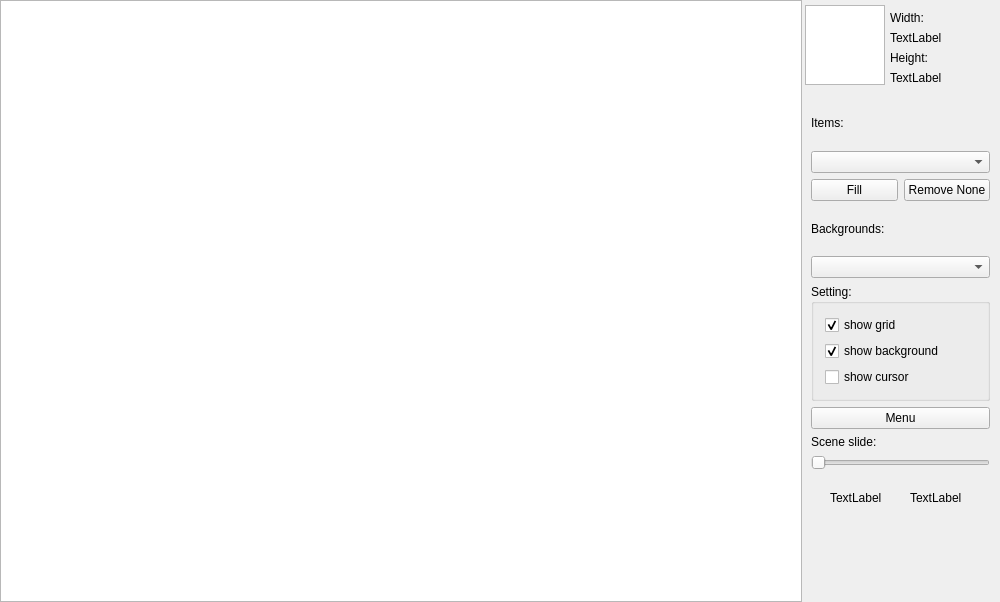
This is mainwindow.ui in Vazzi/Stalker-Editor as Qt 5 draws it before an edit. The edited form follows.
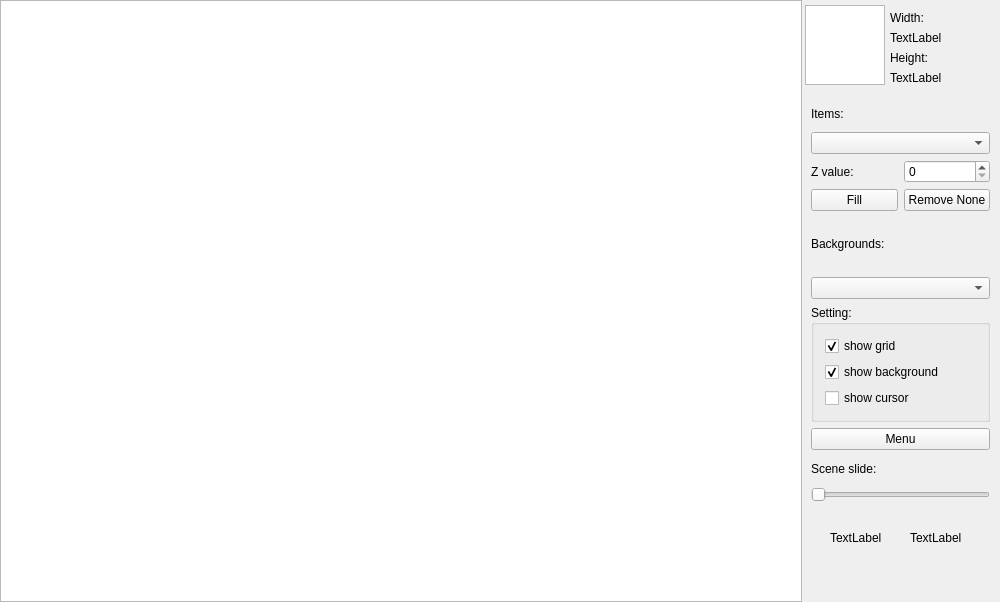
This is the edited form.

Commit message: shift rectangle negative values fix

The edit to the form file:
```diff
--- a/mainwindow.ui
+++ b/mainwindow.ui
@@ -172,7 +172,7 @@
       <x>800</x>
       <y>90</y>
       <width>201</width>
-      <height>391</height>
+      <height>423</height>
      </rect>
     </property>
     <layout class="QVBoxLayout" name="verticalLayout_6">
@@ -190,6 +190,24 @@
          <item>
           <widget class="QComboBox" name="comboBox"/>
          </item>
+         <item>
+          <layout class="QHBoxLayout" name="horizontalLayout_2">
+           <item>
+            <widget class="QLabel" name="label_6">
+             <property name="text">
+              <string>Z value:</string>
+             </property>
+            </widget>
+           </item>
+           <item>
+            <widget class="QSpinBox" name="spinBox">
+             <property name="maximum">
+              <number>10</number>
+             </property>
+            </widget>
+           </item>
+          </layout>
+         </item>
         </layout>
        </item>
        <item>
@@ -297,7 +315,7 @@
     <property name="geometry">
      <rect>
       <x>830</x>
-      <y>490</y>
+      <y>530</y>
       <width>62</width>
       <height>16</height>
      </rect>
@@ -310,7 +328,7 @@
     <property name="geometry">
      <rect>
       <x>910</x>
-      <y>490</y>
+      <y>530</y>
       <width>62</width>
       <height>16</height>
      </rect>
```
The commit also changes 1 other file.
